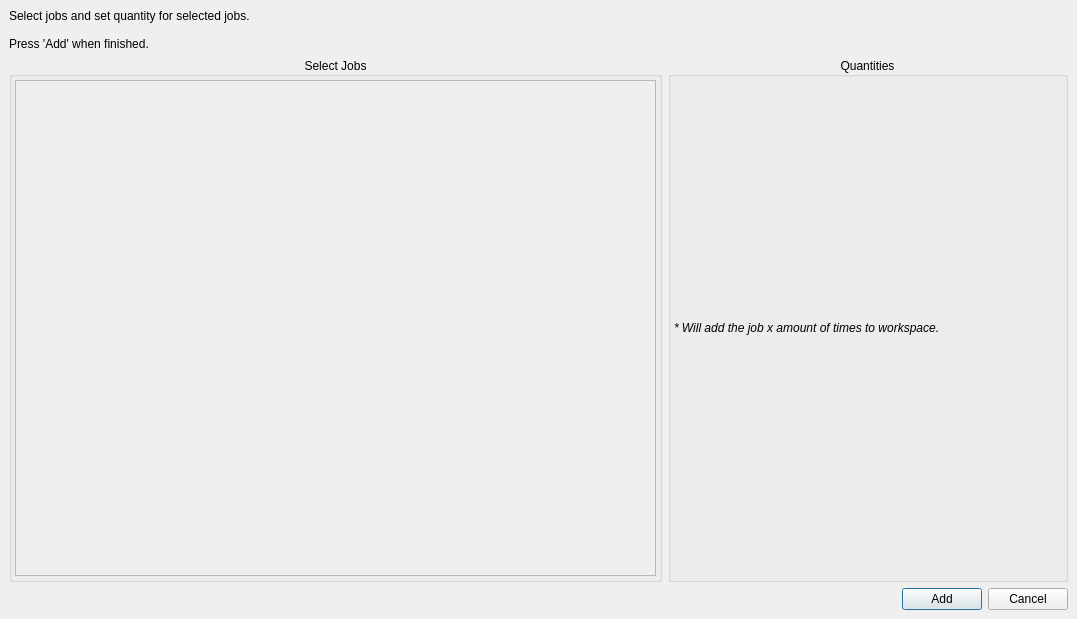
TheCodingJsoftware/Invigo, file ui/dialogs/send_jobs_to_workspace_dialog.ui: the form before one commit.
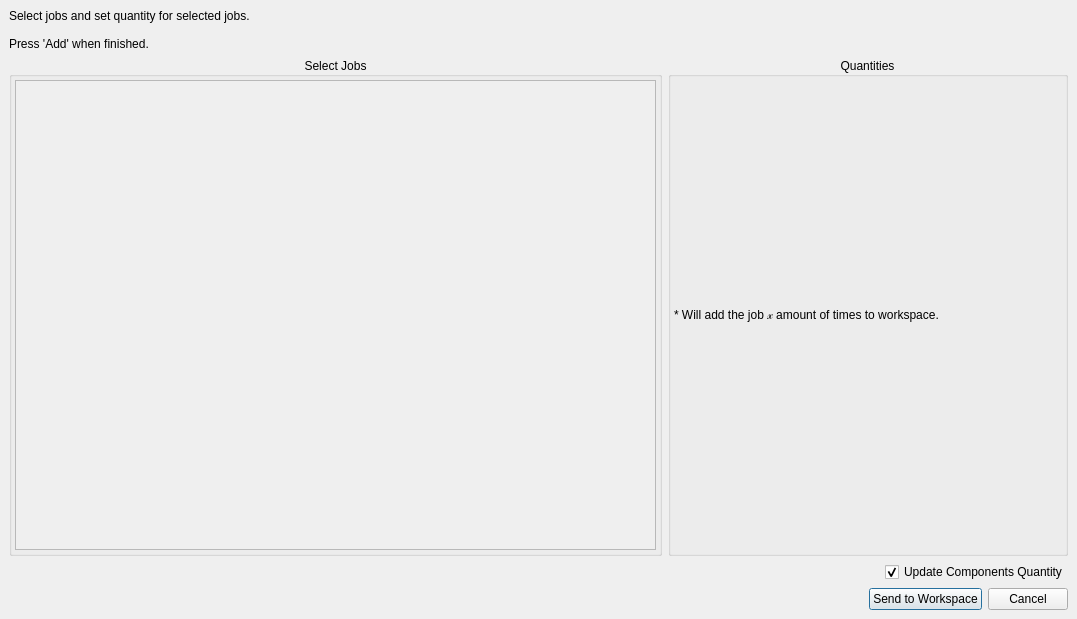
The form after the commit.

Patch:
```diff
--- a/ui/dialogs/send_jobs_to_workspace_dialog.ui
+++ b/ui/dialogs/send_jobs_to_workspace_dialog.ui
@@ -54,7 +54,7 @@
        <number>0</number>
       </property>
       <item>
-       <layout class="QVBoxLayout" name="verticalLayout" stretch="0,1,0">
+       <layout class="QVBoxLayout" name="verticalLayout" stretch="0,1,0,0">
         <property name="leftMargin">
          <number>9</number>
         </property>
@@ -147,7 +147,7 @@
                   <x>0</x>
                   <y>0</y>
                   <width>641</width>
-                  <height>485</height>
+                  <height>457</height>
                  </rect>
                 </property>
                 <layout class="QVBoxLayout" name="verticalLayout_5">
@@ -216,11 +216,11 @@
               <widget class="QLabel" name="label">
                <property name="font">
                 <font>
-                 <italic>true</italic>
+                 <italic>false</italic>
                 </font>
                </property>
                <property name="text">
-                <string>* Will add the job x amount of times to workspace.</string>
+                <string>* Will add the job 𝓍 amount of times to workspace.</string>
                </property>
                <property name="wordWrap">
                 <bool>true</bool>
@@ -239,6 +239,39 @@
           </item>
          </layout>
         </item>
+        <item>
+         <layout class="QHBoxLayout" name="horizontalLayout_3">
+          <item>
+           <spacer name="horizontalSpacer_2">
+            <property name="orientation">
+             <enum>Qt::Orientation::Horizontal</enum>
+            </property>
+            <property name="sizeHint" stdset="0">
+             <size>
+              <width>40</width>
+              <height>20</height>
+             </size>
+            </property>
+           </spacer>
+          </item>
+          <item>
+           <widget class="QCheckBox" name="checkBox_update_components">
+            <property name="toolTip">
+             <string>Will remove components and update components inventory accordingly to what is in the jobs.</string>
+            </property>
+            <property name="text">
+             <string>Update Components Quantity</string>
+            </property>
+            <property name="checkable">
+             <bool>true</bool>
+            </property>
+            <property name="checked">
+             <bool>true</bool>
+            </property>
+           </widget>
+          </item>
+         </layout>
+        </item>
         <item>
          <layout class="QHBoxLayout" name="buttonsLayout">
           <item>
@@ -263,7 +296,7 @@
              </size>
             </property>
             <property name="text">
-             <string>Add</string>
+             <string>Send to Workspace</string>
             </property>
            </widget>
           </item>
```
